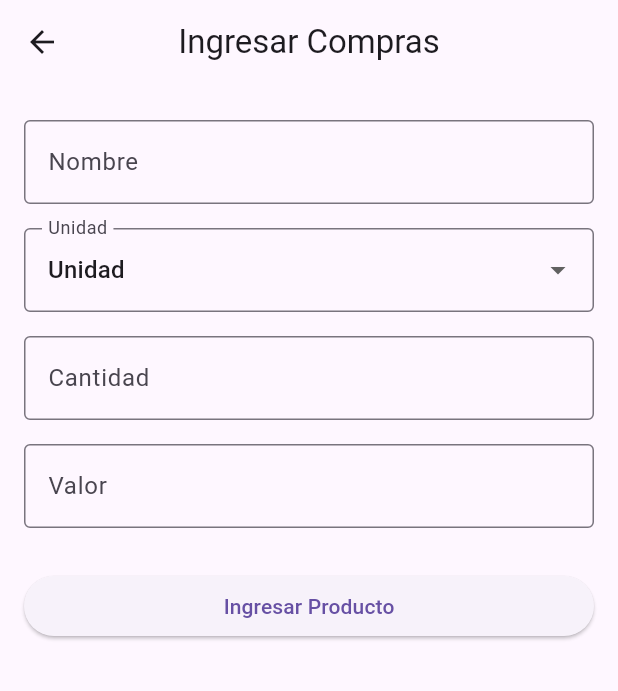
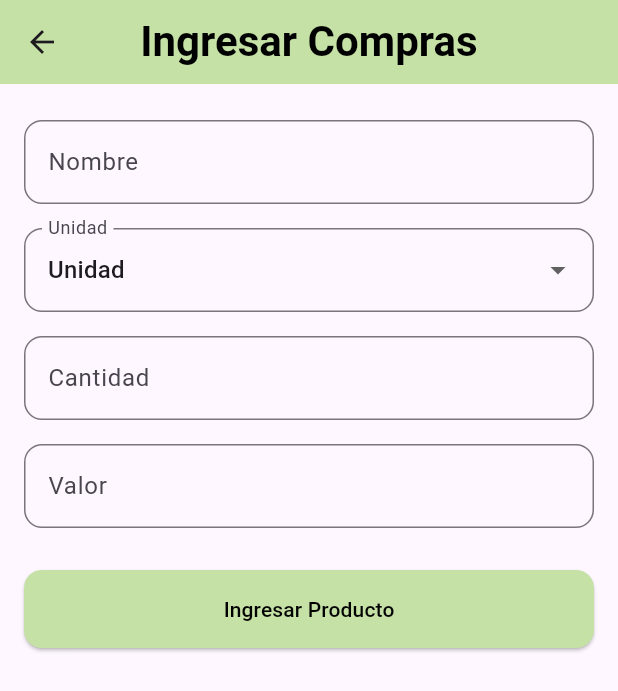
Before and after one commit to Mondacars0165/verduleria-1, a Flutter app: the HomeNRM screen opened directly with empty values, after a tap on "Ingresar Compras", on a phone screen of 412 x 824 dp. Shown: the top 691 px of the screen. Run offline on Flutter 3.47's test engine with Material 3 defaults, Android fonts, the phone set to English and light mode, and no system bars; our stand-ins replace cloud_firestore, firebase_auth, firebase_core; accounts and stored records are empty.

Commit message:
pintado de toda las vistas

```diff
--- a/lib/vistas/agregarproductos.dart
+++ b/lib/vistas/agregarproductos.dart
@@ -28,8 +28,13 @@ class _IngresarComprasScreenState extends State<IngresarComprasScreen> {
   Widget build(BuildContext context) {
     return Scaffold(
       appBar: AppBar(
-        title: Text('Ingresar Compras'),
+        title: Text(
+          'Ingresar Compras',
+          style: TextStyle(
+              fontSize: 28, fontWeight: FontWeight.bold, color: Colors.black),
+        ),
         centerTitle: true,
+        backgroundColor: Colors.lightGreen[200],
       ),
       body: SingleChildScrollView(
         padding: const EdgeInsets.all(16.0),
@@ -45,10 +50,12 @@ class _IngresarComprasScreenState extends State<IngresarComprasScreen> {
             ElevatedButton(
               onPressed: () async {
                 // Obtén los valores del formulario
-                String nombre = nombreController.text;
+                String nombre = nombreController.text.trim();
                 int cantidad = int.tryParse(cantidadController.text) ?? 0;
                 int valor = int.tryParse(valorController.text) ?? 0;
 
+                // Validación: asegúrate de que al menos el nombre, la cantidad y el valor estén llenos
+                if (nombre.isNotEmpty && cantidad > 0 && valor > 0) {
                   // Ingresa el nuevo producto
                   await _productosService.ingresarProducto(
                     nombre,
@@ -69,8 +76,28 @@ class _IngresarComprasScreenState extends State<IngresarComprasScreen> {
                       content: Text('Producto ingresado correctamente'),
                     ),
                   );
+                } else {
+                  // Muestra un mensaje de error si algún campo está vacío
+                  ScaffoldMessenger.of(context).showSnackBar(
+                    SnackBar(
+                      content: Text(
+                          'Completa todos los campos antes de ingresar el producto'),
+                      backgroundColor: Colors.red,
+                    ),
+                  );
+                }
               },
-              child: Text('Ingresar Producto'),
+              style: ElevatedButton.styleFrom(
+                primary: Colors.lightGreen[200],
+                shape: RoundedRectangleBorder(
+                  borderRadius: BorderRadius.circular(12.0),
+                ),
+                padding: EdgeInsets.symmetric(vertical: 16.0, horizontal: 12.0),
+              ),
+              child: Text(
+                'Ingresar Producto',
+                style: TextStyle(color: Colors.black),
+              ),
             ),
           ],
         ),
@@ -86,7 +113,9 @@ class _IngresarComprasScreenState extends State<IngresarComprasScreen> {
         controller: controller,
         decoration: InputDecoration(
           labelText: label,
-          border: OutlineInputBorder(),
+          border: OutlineInputBorder(
+            borderRadius: BorderRadius.circular(12.0),
+          ),
         ),
         keyboardType: keyboardType,
       ),
@@ -114,7 +143,9 @@ class _IngresarComprasScreenState extends State<IngresarComprasScreen> {
         }).toList(),
         decoration: InputDecoration(
           labelText: 'Unidad',
-          border: OutlineInputBorder(),
+          border: OutlineInputBorder(
+            borderRadius: BorderRadius.circular(12.0),
+          ),
         ),
       ),
     );
--- a/lib/vistas/homenrm.dart
+++ b/lib/vistas/homenrm.dart
@@ -1,3 +1,4 @@
+// Importa la librería de servicios
 import 'package:flutter/material.dart';
 import 'package:verduleria/servicios/productos.services.dart';
 import 'package:verduleria/vistas/verproductos.dart';
@@ -21,8 +22,9 @@ class HomeNRM extends StatelessWidget {
     return Scaffold(
       appBar: AppBar(
         title: Text(
-          'Menú principal',
-          style: TextStyle(fontSize: 28),
+          'Menú Principal',
+          style: TextStyle(
+              fontSize: 28, fontWeight: FontWeight.bold, color: Colors.black),
         ),
         centerTitle: true,
         actions: [
@@ -34,6 +36,7 @@ class HomeNRM extends StatelessWidget {
             },
           ),
         ],
+        backgroundColor: Colors.lightGreen[200],
       ),
       body: Center(
         child: Column(
@@ -49,7 +52,17 @@ class HomeNRM extends StatelessWidget {
                   ),
                 );
               },
-              child: Text('Ingresar Compras'),
+              style: ElevatedButton.styleFrom(
+                primary: Colors.lightGreen[200],
+                shape: RoundedRectangleBorder(
+                  borderRadius: BorderRadius.circular(12.0),
+                ),
+                padding: EdgeInsets.symmetric(vertical: 16.0, horizontal: 12.0),
+              ),
+              child: Text(
+                'Ingresar Compras',
+                style: TextStyle(color: Colors.black),
+              ),
             ),
             SizedBox(height: 20),
             ElevatedButton(
@@ -63,7 +76,17 @@ class HomeNRM extends StatelessWidget {
                   ),
                 );
               },
-              child: Text('Ver Compras Realizadas'),
+              style: ElevatedButton.styleFrom(
+                primary: Colors.lightGreen[200],
+                shape: RoundedRectangleBorder(
+                  borderRadius: BorderRadius.circular(12.0),
+                ),
+                padding: EdgeInsets.symmetric(vertical: 16.0, horizontal: 12.0),
+              ),
+              child: Text(
+                'Ver Compras Realizadas',
+                style: TextStyle(color: Colors.black),
+              ),
             ),
             SizedBox(height: 20),
             ElevatedButton(
@@ -77,7 +100,17 @@ class HomeNRM extends StatelessWidget {
                   ),
                 );
               },
-              child: Text('Eliminar Compras'),
+              style: ElevatedButton.styleFrom(
+                primary: Colors.lightGreen[200],
+                shape: RoundedRectangleBorder(
+                  borderRadius: BorderRadius.circular(12.0),
+                ),
+                padding: EdgeInsets.symmetric(vertical: 16.0, horizontal: 12.0),
+              ),
+              child: Text(
+                'Eliminar Compras',
+                style: TextStyle(color: Colors.black),
+              ),
             ),
             SizedBox(height: 20),
             ElevatedButton(
@@ -91,7 +124,17 @@ class HomeNRM extends StatelessWidget {
                   ),
                 );
               },
-              child: Text('Precios'), // Nuevo botón
+              style: ElevatedButton.styleFrom(
+                primary: Colors.lightGreen[200],
+                shape: RoundedRectangleBorder(
+                  borderRadius: BorderRadius.circular(12.0),
+                ),
+                padding: EdgeInsets.symmetric(vertical: 16.0, horizontal: 12.0),
+              ),
+              child: Text(
+                'Precios',
+                style: TextStyle(color: Colors.black),
+              ),
             ),
             // Agrega más botones u opciones según sea necesario
           ],
```
Also changed, not shown: lib/vistas/eliminarproductos.dart (+28 -13 lines), lib/vistas/login.dart (+0 -16 lines), lib/vistas/preciounitarios.dart (+26 -13 lines), lib/vistas/verproductos.dart (+24 -19 lines). Lines whose indentation alone changed are shown as unchanged.
